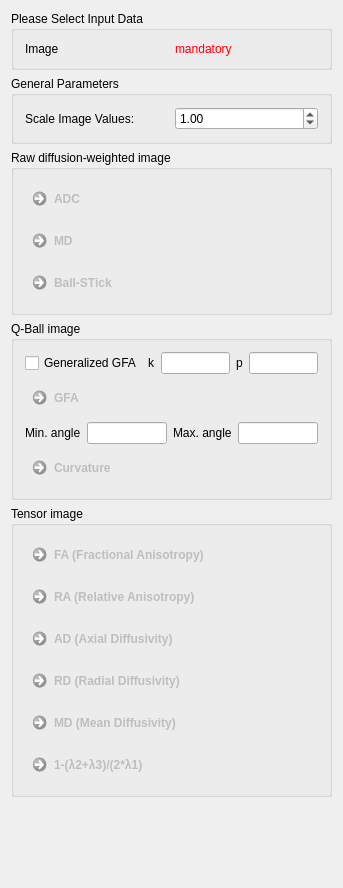
This is Plugins/org.mitk.gui.qt.diffusionimaging.reconstruction/src/internal/QmitkDiffusionQuantificationViewControls.ui in MITK/MITK as Qt 5 draws it before an edit. The edited form follows.
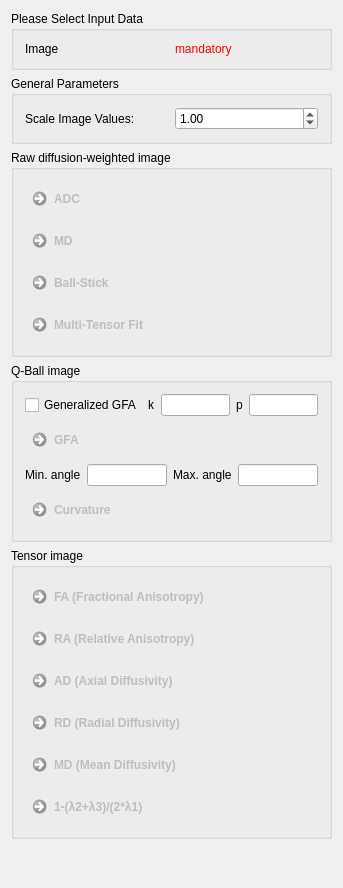
This is the edited form.

Commit message: added multi-tensor and ball-stick fit

```diff
--- a/Plugins/org.mitk.gui.qt.diffusionimaging.reconstruction/src/internal/QmitkDiffusionQuantificationViewControls.ui
+++ b/Plugins/org.mitk.gui.qt.diffusionimaging.reconstruction/src/internal/QmitkDiffusionQuantificationViewControls.ui
@@ -104,7 +104,17 @@
          <bool>false</bool>
         </property>
         <property name="text">
-         <string>Ball-STick</string>
+         <string>Ball-Stick</string>
+        </property>
+       </widget>
+      </item>
+      <item>
+       <widget class="QCommandLinkButton" name="m_MultiTensorButton">
+        <property name="enabled">
+         <bool>false</bool>
+        </property>
+        <property name="text">
+         <string>Multi-Tensor Fit</string>
         </property>
        </widget>
       </item>
```
Left out of the diff: 2 changed lines with no effect on the pictures. The commit also changes 18 other files.
